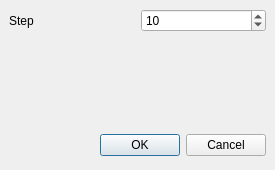
Qt form src/meshlabplugins/meshfilter/decimator.ui (cnr-isti-vclab/meshlab) before a commit.
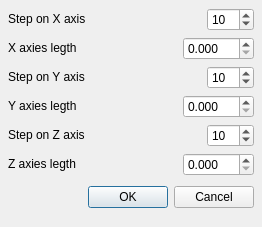
The same form after that commit.

Commit message: Added six spinbox, three for the legth of the cell edge and three for the number of subdivision in a specific axis.

```diff
--- a/src/meshlabplugins/meshfilter/decimator.ui
+++ b/src/meshlabplugins/meshfilter/decimator.ui
@@ -8,80 +8,64 @@
    <rect>
     <x>0</x>
     <y>0</y>
-    <width>275</width>
-    <height>170</height>
+    <width>262</width>
+    <height>227</height>
    </rect>
   </property>
   <property name="windowTitle" >
    <string>Dialog</string>
   </property>
-  <layout class="QVBoxLayout" >
+  <layout class="QGridLayout" >
    <property name="margin" >
-    <number>9</number>
+    <number>8</number>
    </property>
    <property name="spacing" >
     <number>6</number>
    </property>
-   <item>
-    <layout class="QGridLayout" >
+   <item row="1" column="0" >
+    <layout class="QHBoxLayout" >
      <property name="margin" >
       <number>0</number>
      </property>
      <property name="spacing" >
       <number>6</number>
      </property>
-     <item row="0" column="0" >
-      <layout class="QHBoxLayout" >
-       <property name="margin" >
-        <number>0</number>
+     <item>
+      <widget class="QLabel" name="label" >
+       <property name="text" >
+        <string>&lt;html>&lt;head>&lt;meta name=&quot;qrichtext&quot; content=&quot;1&quot; />&lt;/head>&lt;body style=&quot; white-space: pre-wrap; font-family:MS Shell Dlg; font-weight:400; font-style:normal; text-decoration:none;&quot;>&lt;p style=&quot; margin-top:0px; margin-bottom:0px; margin-left:0px; margin-right:0px; -qt-block-indent:0; text-indent:0px;&quot;>&lt;span style=&quot; color:#000000;&quot;>X axies legth&lt;/span>&lt;/p>&lt;/body>&lt;/html></string>
        </property>
-       <property name="spacing" >
-        <number>6</number>
+      </widget>
+     </item>
+     <item>
+      <spacer>
+       <property name="orientation" >
+        <enum>Qt::Horizontal</enum>
        </property>
-       <item>
-        <widget class="QLabel" name="stepLBL" >
-         <property name="text" >
-          <string>Step</string>
-         </property>
-         <property name="buddy" >
-          <cstring>stepSB</cstring>
-         </property>
-        </widget>
-       </item>
-       <item>
-        <widget class="QDoubleSpinBox" name="stepSB" >
-         <property name="decimals" >
-          <number>0</number>
-         </property>
-         <property name="maximum" >
-          <double>100</double>
-         </property>
-         <property name="minimum" >
-          <double>2</double>
-         </property>
-         <property name="value" >
-          <double>10</double>
-         </property>
-        </widget>
-       </item>
-      </layout>
+       <property name="sizeHint" >
+        <size>
+         <width>31</width>
+         <height>20</height>
+        </size>
+       </property>
+      </spacer>
+     </item>
+     <item>
+      <widget class="QDoubleSpinBox" name="XedgeLength" >
+       <property name="decimals" >
+        <number>3</number>
+       </property>
+       <property name="maximum" >
+        <double>100</double>
+       </property>
+       <property name="singleStep" >
+        <double>0.01</double>
+       </property>
+      </widget>
      </item>
     </layout>
    </item>
-   <item>
-    <spacer>
-     <property name="orientation" >
-      <enum>Qt::Vertical</enum>
-     </property>
-     <property name="sizeHint" >
-      <size>
-       <width>20</width>
-       <height>121</height>
-      </size>
-     </property>
-    </spacer>
-   </item>
-   <item>
+   <item row="6" column="0" >
     <layout class="QHBoxLayout" >
      <property name="margin" >
       <number>0</number>
@@ -118,6 +102,239 @@
      </item>
     </layout>
    </item>
+   <item row="0" column="0" >
+    <layout class="QHBoxLayout" >
+     <property name="margin" >
+      <number>0</number>
+     </property>
+     <property name="spacing" >
+      <number>6</number>
+     </property>
+     <item>
+      <widget class="QLabel" name="stepLBL" >
+       <property name="text" >
+        <string>&lt;html>&lt;head>&lt;meta name=&quot;qrichtext&quot; content=&quot;1&quot; />&lt;/head>&lt;body style=&quot; white-space: pre-wrap; font-family:MS Shell Dlg; font-weight:400; font-style:normal; text-decoration:none;&quot;>&lt;p style=&quot; margin-top:0px; margin-bottom:0px; margin-left:0px; margin-right:0px; -qt-block-indent:0; text-indent:0px;&quot;>Step on X axis&lt;/p>&lt;/body>&lt;/html></string>
+       </property>
+       <property name="buddy" >
+        <cstring>stepZSB</cstring>
+       </property>
+      </widget>
+     </item>
+     <item>
+      <spacer>
+       <property name="orientation" >
+        <enum>Qt::Horizontal</enum>
+       </property>
+       <property name="sizeHint" >
+        <size>
+         <width>124</width>
+         <height>20</height>
+        </size>
+       </property>
+      </spacer>
+     </item>
+     <item>
+      <widget class="QDoubleSpinBox" name="stepXSB" >
+       <property name="decimals" >
+        <number>0</number>
+       </property>
+       <property name="maximum" >
+        <double>100</double>
+       </property>
+       <property name="minimum" >
+        <double>2</double>
+       </property>
+       <property name="value" >
+        <double>10</double>
+       </property>
+      </widget>
+     </item>
+    </layout>
+   </item>
+   <item row="2" column="0" >
+    <layout class="QHBoxLayout" >
+     <property name="margin" >
+      <number>0</number>
+     </property>
+     <property name="spacing" >
+      <number>6</number>
+     </property>
+     <item>
+      <widget class="QLabel" name="stepLBL_2" >
+       <property name="text" >
+        <string>&lt;html>&lt;head>&lt;meta name=&quot;qrichtext&quot; content=&quot;1&quot; />&lt;/head>&lt;body style=&quot; white-space: pre-wrap; font-family:MS Shell Dlg; font-weight:400; font-style:normal; text-decoration:none;&quot;>&lt;p style=&quot; margin-top:0px; margin-bottom:0px; margin-left:0px; margin-right:0px; -qt-block-indent:0; text-indent:0px;&quot;>Step on Y axis&lt;/p>&lt;/body>&lt;/html></string>
+       </property>
+       <property name="buddy" >
+        <cstring>stepZSB</cstring>
+       </property>
+      </widget>
+     </item>
+     <item>
+      <spacer>
+       <property name="orientation" >
+        <enum>Qt::Horizontal</enum>
+       </property>
+       <property name="sizeHint" >
+        <size>
+         <width>124</width>
+         <height>20</height>
+        </size>
+       </property>
+      </spacer>
+     </item>
+     <item>
+      <widget class="QDoubleSpinBox" name="stepYSB" >
+       <property name="decimals" >
+        <number>0</number>
+       </property>
+       <property name="maximum" >
+        <double>100</double>
+       </property>
+       <property name="minimum" >
+        <double>2</double>
+       </property>
+       <property name="value" >
+        <double>10</double>
+       </property>
+      </widget>
+     </item>
+    </layout>
+   </item>
+   <item row="5" column="0" >
+    <layout class="QHBoxLayout" >
+     <property name="margin" >
+      <number>0</number>
+     </property>
+     <property name="spacing" >
+      <number>6</number>
+     </property>
+     <item>
+      <widget class="QLabel" name="label_2_2" >
+       <property name="text" >
+        <string>&lt;html>&lt;head>&lt;meta name=&quot;qrichtext&quot; content=&quot;1&quot; />&lt;/head>&lt;body style=&quot; white-space: pre-wrap; font-family:MS Shell Dlg; font-weight:400; font-style:normal; text-decoration:none;&quot;>&lt;p style=&quot; margin-top:0px; margin-bottom:0px; margin-left:0px; margin-right:0px; -qt-block-indent:0; text-indent:0px;&quot;>&lt;span style=&quot; color:#000000;&quot;>Z axies legth&lt;/span>&lt;/p>&lt;/body>&lt;/html></string>
+       </property>
+      </widget>
+     </item>
+     <item>
+      <spacer>
+       <property name="orientation" >
+        <enum>Qt::Horizontal</enum>
+       </property>
+       <property name="sizeHint" >
+        <size>
+         <width>31</width>
+         <height>20</height>
+        </size>
+       </property>
+      </spacer>
+     </item>
+     <item>
+      <widget class="QDoubleSpinBox" name="ZedgeLength" >
+       <property name="decimals" >
+        <number>3</number>
+       </property>
+       <property name="maximum" >
+        <double>100</double>
+       </property>
+       <property name="singleStep" >
+        <double>0.01</double>
+       </property>
+      </widget>
+     </item>
+    </layout>
+   </item>
+   <item row="3" column="0" >
+    <layout class="QHBoxLayout" >
+     <property name="margin" >
+      <number>0</number>
+     </property>
+     <property name="spacing" >
+      <number>6</number>
+     </property>
+     <item>
+      <widget class="QLabel" name="label_2" >
+       <property name="text" >
+        <string>&lt;html>&lt;head>&lt;meta name=&quot;qrichtext&quot; content=&quot;1&quot; />&lt;/head>&lt;body style=&quot; white-space: pre-wrap; font-family:MS Shell Dlg; font-weight:400; font-style:normal; text-decoration:none;&quot;>&lt;p style=&quot; margin-top:0px; margin-bottom:0px; margin-left:0px; margin-right:0px; -qt-block-indent:0; text-indent:0px;&quot;>&lt;span style=&quot; color:#000000;&quot;>Y axies legth&lt;/span>&lt;/p>&lt;/body>&lt;/html></string>
+       </property>
+      </widget>
+     </item>
+     <item>
+      <spacer>
+       <property name="orientation" >
+        <enum>Qt::Horizontal</enum>
+       </property>
+       <property name="sizeHint" >
+        <size>
+         <width>31</width>
+         <height>20</height>
+        </size>
+       </property>
+      </spacer>
+     </item>
+     <item>
+      <widget class="QDoubleSpinBox" name="YedgeLength" >
+       <property name="decimals" >
+        <number>3</number>
+       </property>
+       <property name="maximum" >
+        <double>100</double>
+       </property>
+       <property name="singleStep" >
+        <double>0.01</double>
+       </property>
+      </widget>
+     </item>
+    </layout>
+   </item>
+   <item row="4" column="0" >
+    <layout class="QHBoxLayout" >
+     <property name="margin" >
+      <number>0</number>
+     </property>
+     <property name="spacing" >
+      <number>6</number>
+     </property>
+     <item>
+      <widget class="QLabel" name="stepLBL_2_2" >
+       <property name="text" >
+        <string>&lt;html>&lt;head>&lt;meta name=&quot;qrichtext&quot; content=&quot;1&quot; />&lt;/head>&lt;body style=&quot; white-space: pre-wrap; font-family:MS Shell Dlg; font-weight:400; font-style:normal; text-decoration:none;&quot;>&lt;p style=&quot; margin-top:0px; margin-bottom:0px; margin-left:0px; margin-right:0px; -qt-block-indent:0; text-indent:0px;&quot;>Step on Z axis&lt;/p>&lt;/body>&lt;/html></string>
+       </property>
+       <property name="buddy" >
+        <cstring>stepZSB</cstring>
+       </property>
+      </widget>
+     </item>
+     <item>
+      <spacer>
+       <property name="orientation" >
+        <enum>Qt::Horizontal</enum>
+       </property>
+       <property name="sizeHint" >
+        <size>
+         <width>124</width>
+         <height>20</height>
+        </size>
+       </property>
+      </spacer>
+     </item>
+     <item>
+      <widget class="QDoubleSpinBox" name="stepZSB" >
+       <property name="decimals" >
+        <number>0</number>
+       </property>
+       <property name="maximum" >
+        <double>100</double>
+       </property>
+       <property name="minimum" >
+        <double>2</double>
+       </property>
+       <property name="value" >
+        <double>10</double>
+       </property>
+      </widget>
+     </item>
+    </layout>
+   </item>
   </layout>
  </widget>
  <pixmapfunction></pixmapfunction>
```
The commit also changes 1 other file.
